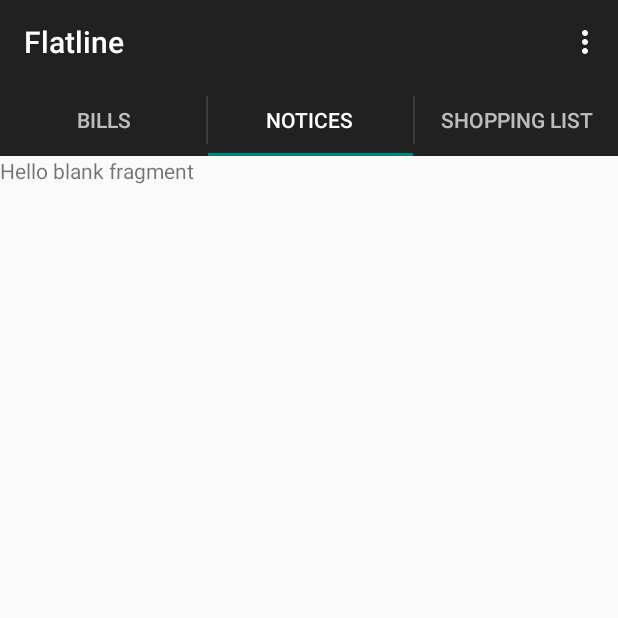
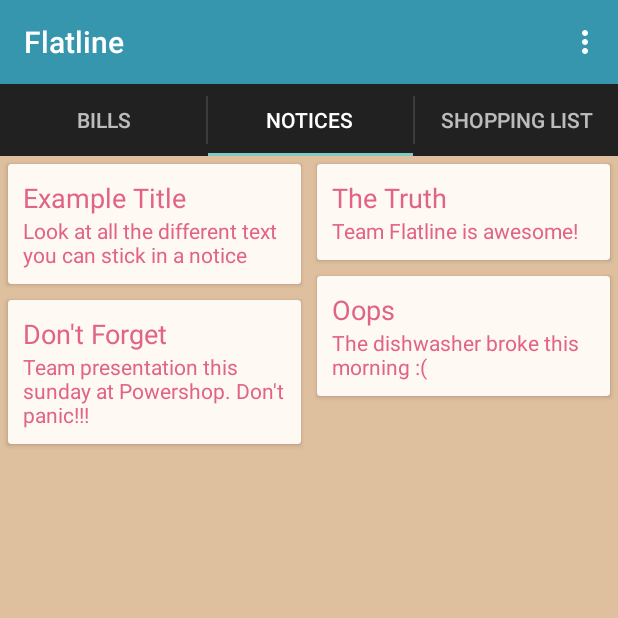
Before and after one commit to flatline-sot/flatline-android, an Android app: the screen it shows after launch (HomepageActivity), tab 2 chosen, on a phone screen of 412 x 824 dp, the top half of it. Run offline under Robolectric (Android 15) with nearby library versions, the phone set to English and light mode, and no system bars.

Commit message:
Code cleaner, layout changes for homepage

```diff
--- a/Flatline/app/src/main/java/nz/flatline/flatline/BillsFragment.java
+++ b/Flatline/app/src/main/java/nz/flatline/flatline/BillsFragment.java
@@ -1,8 +1,6 @@
 package nz.flatline.flatline;
 
-import android.app.Activity;
 import android.graphics.drawable.Drawable;
-import android.net.Uri;
 import android.os.Bundle;
 import android.support.v4.app.Fragment;
 import android.support.v7.widget.LinearLayoutManager;
@@ -24,19 +22,17 @@ import java.util.List;
  * Use the {@link BillsFragment#newInstance} factory method to
  * create an instance of this fragment.
  */
-public class BillsFragment extends Fragment {
-
+public class BillsFragment extends HomepageFragment {
 
     private final List<Bill> MOCK_DATA = new ArrayList<Bill>(){{
-        add(new Bill("$24.39", "Powershop", "$97.58","7/08/15", new ArrayList<Drawable>()));
-        add(new Bill("$27.25", "Vodafone", "$109.00","15/08/15", new ArrayList<Drawable>()));
+        add(new Bill("$24.39", "Powershop", "$97.58 total due","7/08/15", new ArrayList<Drawable>()));
+        add(new Bill("$27.25", "Vodafone", "$109.00 total due","15/08/15", new ArrayList<Drawable>()));
     }};
+
     private RecyclerView mRecyclerView;
     private RecyclerView.Adapter mAdapter;
     private RecyclerView.LayoutManager mLayoutManager;
 
-
-    private OnFragmentInteractionListener mListener;
 
     /**
      * Use this factory method to create a new instance of
@@ -44,8 +40,8 @@ public class BillsFragment extends Fragment {
      *
      * @return A new instance of fragment BillsFragment.
      */
-    public static Fragment newInstance() {
-        BillsFragment fragment = new BillsFragment();
+    public static HomepageFragment newInstance() {
+        HomepageFragment fragment = new BillsFragment();
         Bundle args = new Bundle();
         fragment.setArguments(args);
         return fragment;
@@ -53,14 +49,6 @@ public class BillsFragment extends Fragment {
 
     public BillsFragment() {
         // Required empty public constructor
-    }
-
-    @Override
-    public void onCreate(Bundle savedInstanceState) {
-        super.onCreate(savedInstanceState);
-        if (getArguments() != null) {
-            //get arguments
-        }
     }
 
     @Override
@@ -85,45 +73,6 @@ public class BillsFragment extends Fragment {
         return v;
     }
 
-    // TODO: Rename method, update argument and hook method into UI event
-    public void onButtonPressed(Uri uri) {
-        if (mListener != null) {
-            mListener.onFragmentInteraction(uri);
-        }
-    }
-
-    @Override
-    public void onAttach(Activity activity) {
-        super.onAttach(activity);
-        try {
-            mListener = (OnFragmentInteractionListener) activity;
-        } catch (ClassCastException e) {
-            throw new ClassCastException(activity.toString()
-                    + " must implement OnFragmentInteractionListener");
-        }
-    }
-
-    @Override
-    public void onDetach() {
-        super.onDetach();
-        mListener = null;
-    }
-
-    /**
-     * This interface must be implemented by activities that contain this
-     * fragment to allow an interaction in this fragment to be communicated
-     * to the activity and potentially other fragments contained in that
-     * activity.
-     * <p/>
-     * See the Android Training lesson <a href=
-     * "http://developer.android.com/training/basics/fragments/communicating.html"
-     * >Communicating with Other Fragments</a> for more information.
-     */
-    public interface OnFragmentInteractionListener {
-        // TODO: Update argument type and name
-        public void onFragmentInteraction(Uri uri);
-    }
-
     public class Bill{
         protected String youOwe;
         protected String company;
@@ -143,11 +92,8 @@ public class BillsFragment extends Fragment {
     public class BillsAdapter extends RecyclerView.Adapter<BillsAdapter.BillViewHolder> {
         private List<Bill> billsList;
 
-        // Provide a reference to the views for each data item
-        // Complex data items may need more than one view per item, and
-        // you provide access to all the views for a data item in a view holder
         public class BillViewHolder extends RecyclerView.ViewHolder {
-            // each data item is just a string in this case
+
             protected TextView youOweTextView;
             protected TextView companyTextView;
             protected TextView totalDueTextView;
--- a/Flatline/app/src/main/java/nz/flatline/flatline/HomepageActivity.java
+++ b/Flatline/app/src/main/java/nz/flatline/flatline/HomepageActivity.java
@@ -1,5 +1,6 @@
 package nz.flatline.flatline;
 
+import android.graphics.drawable.ColorDrawable;
 import android.net.Uri;
 import android.os.Bundle;
 import android.support.v4.app.Fragment;
@@ -15,9 +16,7 @@ import android.view.MenuItem;
 import java.util.Locale;
 
 public class HomepageActivity extends AppCompatActivity implements ActionBar.TabListener,
-        BillsFragment.OnFragmentInteractionListener,
-        NoticesFragment.OnFragmentInteractionListener,
-        ShoppingListFragment.OnFragmentInteractionListener {
+        HomepageFragment.OnFragmentInteractionListener {
 
     /**
      * The {@link android.support.v4.view.PagerAdapter} that will provide
@@ -41,6 +40,9 @@ public class HomepageActivity extends AppCompatActivity implements ActionBar.Tab
 
         // Set up the action bar.
         final ActionBar actionBar = getSupportActionBar();
+        actionBar.setBackgroundDrawable(new ColorDrawable(getResources().getColor(R.color.flatline_blue)));
+        actionBar.setBackgroundDrawable(new ColorDrawable(getResources().getColor(R.color.flatline_blue)));
+
         actionBar.setNavigationMode(ActionBar.NAVIGATION_MODE_TABS);
 
         // Create the adapter that will return a fragment for each of the three
--- /dev/null
+++ b/Flatline/app/src/main/java/nz/flatline/flatline/HomepageFragment.java
@@ -0,0 +1,61 @@
+package nz.flatline.flatline;
+
+import android.app.Activity;
+import android.net.Uri;
+import android.os.Bundle;
+import android.support.v4.app.Fragment;
+
+/**
+ * Created by katehenderson on 1/08/15.
+ */
+public abstract class HomepageFragment extends Fragment {
+
+    private OnFragmentInteractionListener mListener;
+
+    @Override
+    public void onCreate(Bundle savedInstanceState) {
+        super.onCreate(savedInstanceState);
+        if (getArguments() != null) {
+            //get arguments
+        }
+    }
+
+    @Override
+    public void onAttach(Activity activity) {
+        super.onAttach(activity);
+        try {
+            mListener = (OnFragmentInteractionListener) activity;
+        } catch (ClassCastException e) {
+            throw new ClassCastException(activity.toString()
+                    + " must implement OnFragmentInteractionListener");
+        }
+    }
+
+    @Override
+    public void onDetach() {
+        super.onDetach();
+        mListener = null;
+    }
+
+    // TODO: Rename method, update argument and hook method into UI event
+    public void onButtonPressed(Uri uri) {
+        if (mListener != null) {
+            mListener.onFragmentInteraction(uri);
+        }
+    }
+
+    /**
+     * This interface must be implemented by activities that contain this
+     * fragment to allow an interaction in this fragment to be communicated
+     * to the activity and potentially other fragments contained in that
+     * activity.
+     * <p/>
+     * See the Android Training lesson <a href=
+     * "http://developer.android.com/training/basics/fragments/communicating.html"
+     * >Communicating with Other Fragments</a> for more information.
+     */
+    public interface OnFragmentInteractionListener {
+        // TODO: Update argument type and name
+        public void onFragmentInteraction(Uri uri);
+    }
+}
--- a/Flatline/app/src/main/java/nz/flatline/flatline/NoticesFragment.java
+++ b/Flatline/app/src/main/java/nz/flatline/flatline/NoticesFragment.java
@@ -1,12 +1,16 @@
 package nz.flatline.flatline;
 
-import android.app.Activity;
-import android.net.Uri;
 import android.os.Bundle;
 import android.support.v4.app.Fragment;
+import android.support.v7.widget.RecyclerView;
+import android.support.v7.widget.StaggeredGridLayoutManager;
 import android.view.LayoutInflater;
 import android.view.View;
 import android.view.ViewGroup;
+import android.widget.TextView;
+
+import java.util.ArrayList;
+import java.util.List;
 
 
 /**
@@ -17,82 +21,111 @@ import android.view.ViewGroup;
  * Use the {@link NoticesFragment#newInstance} factory method to
  * create an instance of this fragment.
  */
-public class NoticesFragment extends Fragment {
+public class NoticesFragment extends HomepageFragment {
 
-    private OnFragmentInteractionListener mListener;
+    private final List<Notice> MOCK_DATA = new ArrayList<Notice>(){{
+        add(new Notice("Example Title", "Look at all the different text you can stick in a notice"));
+        add(new Notice("The Truth", "Team Flatline is awesome!"));
+        add(new Notice("Oops", "The dishwasher broke this morning :("));
+        add(new Notice("Don't Forget", "Team presentation this sunday at Powershop. Don't panic!!!"));
+    }};
 
+    private RecyclerView mRecyclerView;
+    private RecyclerView.Adapter mAdapter;
+    private RecyclerView.LayoutManager mLayoutManager;
     /**
      * Use this factory method to create a new instance of
      * this fragment using the provided parameters.
      *
-     * @param param1 Parameter 1.
-     * @param param2 Parameter 2.
      * @return A new instance of fragment NoticesFragment.
      */
-    // TODO: Rename and change types and number of parameters
     public static Fragment newInstance() {
-        NoticesFragment fragment = new NoticesFragment();
+        HomepageFragment fragment = new NoticesFragment();
         Bundle args = new Bundle();
         fragment.setArguments(args);
         return fragment;
-    }
-
-    public NoticesFragment() {
-        // Required empty public constructor
-    }
-
-    @Override
-    public void onCreate(Bundle savedInstanceState) {
-        super.onCreate(savedInstanceState);
-        if (getArguments() != null) {
-
-        }
     }
 
     @Override
     public View onCreateView(LayoutInflater inflater, ViewGroup container,
                              Bundle savedInstanceState) {
         // Inflate the layout for this fragment
-        return inflater.inflate(R.layout.fragment_notices, container, false);
+        View v = inflater.inflate(R.layout.fragment_notices, container, false);
+
+        mRecyclerView = (RecyclerView) v.findViewById(R.id.notices_recycler_view);
+
+        // use this setting to improve performance if you know that changes
+        // in content do not change the layout size of the RecyclerView
+        mRecyclerView.setHasFixedSize(true);
+
+        // use a linear layout manager
+        mLayoutManager = new StaggeredGridLayoutManager(2,StaggeredGridLayoutManager.VERTICAL);
+        mRecyclerView.setLayoutManager(mLayoutManager);
+
+        // specify an adapter (see also next example)
+        mAdapter = new NoticesAdapter(MOCK_DATA);
+        mRecyclerView.setAdapter(mAdapter);
+        return v;
     }
 
-    // TODO: Rename method, update argument and hook method into UI event
-    public void onButtonPressed(Uri uri) {
-        if (mListener != null) {
-            mListener.onFragmentInteraction(uri);
+    public class Notice{
+        protected String title;
+        protected String noticeBody;
+
+        public Notice(String title, String noticeBody) {
+            this.title = title;
+            this.noticeBody = noticeBody;
+
         }
     }
 
-    @Override
-    public void onAttach(Activity activity) {
-        super.onAttach(activity);
-        try {
-            mListener = (OnFragmentInteractionListener) activity;
-        } catch (ClassCastException e) {
-            throw new ClassCastException(activity.toString()
-                    + " must implement OnFragmentInteractionListener");
+    public class NoticesAdapter extends RecyclerView.Adapter<NoticesAdapter.NoticeViewHolder> {
+        private List<Notice> noticeList;
+
+        public class NoticeViewHolder extends RecyclerView.ViewHolder {
+
+            protected TextView titleTextView;
+            protected TextView noticeBodyTextView;
+
+            public NoticeViewHolder(View v) {
+                super(v);
+                titleTextView =  (TextView) v.findViewById(R.id.title);
+                noticeBodyTextView = (TextView)  v.findViewById(R.id.notice_body);
+
+            }
+        }
+
+        public NoticesAdapter(List<Notice> notices) {
+            noticeList = notices;
+        }
+
+        // Create new views (invoked by the layout manager)
+        @Override
+        public NoticeViewHolder onCreateViewHolder(ViewGroup parent,
+                                                 int viewType) {
+            // create a new view
+            View NoticeCardView = LayoutInflater.from(parent.getContext())
+                    .inflate(R.layout.notice_card, parent, false);
+            // set the view's size, margins, paddings and layout parameters
+
+            return new NoticeViewHolder(NoticeCardView);
+        }
+
+        @Override
+        public void onBindViewHolder(NoticeViewHolder NoticeViewHolder, int position) {
+
+            Notice notice = noticeList.get(position);
+
+            NoticeViewHolder.titleTextView.setText(notice.title);
+            NoticeViewHolder.noticeBodyTextView.setText(notice.noticeBody);
+
+        }
+
+        // Return the size of your dataset (invoked by the layout manager)
+        @Override
+        public int getItemCount() {
+            return noticeList.size();
         }
     }
 
-    @Override
-    public void onDetach() {
-        super.onDetach();
-        mListener = null;
-    }
-
-    /**
-     * This interface must be implemented by activities that contain this
-     * fragment to allow an interaction in this fragment to be communicated
-     * to the activity and potentially other fragments contained in that
-     * activity.
-     * <p/>
-     * See the Android Training lesson <a href=
-     * "http://developer.android.com/training/basics/fragments/communicating.html"
-     * >Communicating with Other Fragments</a> for more information.
-     */
-    public interface OnFragmentInteractionListener {
-        // TODO: Update argument type and name
-        public void onFragmentInteraction(Uri uri);
-    }
-
 }
--- a/Flatline/app/src/main/java/nz/flatline/flatline/ShoppingListFragment.java
+++ b/Flatline/app/src/main/java/nz/flatline/flatline/ShoppingListFragment.java
@@ -1,7 +1,5 @@
 package nz.flatline.flatline;
 
-import android.app.Activity;
-import android.net.Uri;
 import android.os.Bundle;
 import android.support.v4.app.Fragment;
 import android.view.LayoutInflater;
@@ -17,7 +15,7 @@ import android.view.ViewGroup;
  * Use the {@link ShoppingListFragment#newInstance} factory method to
  * create an instance of this fragment.
  */
-public class ShoppingListFragment extends Fragment {
+public class ShoppingListFragment extends HomepageFragment {
 
     private OnFragmentInteractionListener mListener;
 
@@ -25,28 +23,13 @@ public class ShoppingListFragment extends Fragment {
      * Use this factory method to create a new instance of
      * this fragment using the provided parameters.
      *
-     * @param param1 Parameter 1.
-     * @param param2 Parameter 2.
      * @return A new instance of fragment ShoppingListFragment.
      */
-    // TODO: Rename and change types and number of parameters
-    public static Fragment newInstance() {
-        ShoppingListFragment fragment = new ShoppingListFragment();
+    public static HomepageFragment newInstance() {
+        HomepageFragment fragment = new ShoppingListFragment();
         Bundle args = new Bundle();
         fragment.setArguments(args);
         return fragment;
-    }
-
-    public ShoppingListFragment() {
-        // Required empty public constructor
-    }
-
-    @Override
-    public void onCreate(Bundle savedInstanceState) {
-        super.onCreate(savedInstanceState);
-        if (getArguments() != null) {
-
-        }
     }
 
     @Override
@@ -55,44 +38,4 @@ public class ShoppingListFragment extends Fragment {
         // Inflate the layout for this fragment
         return inflater.inflate(R.layout.fragment_shopping_list, container, false);
     }
-
-    // TODO: Rename method, update argument and hook method into UI event
-    public void onButtonPressed(Uri uri) {
-        if (mListener != null) {
-            mListener.onFragmentInteraction(uri);
-        }
-    }
-
-    @Override
-    public void onAttach(Activity activity) {
-        super.onAttach(activity);
-        try {
-            mListener = (OnFragmentInteractionListener) activity;
-        } catch (ClassCastException e) {
-            throw new ClassCastException(activity.toString()
-                    + " must implement OnFragmentInteractionListener");
-        }
-    }
-
-    @Override
-    public void onDetach() {
-        super.onDetach();
-        mListener = null;
-    }
-
-    /**
-     * This interface must be implemented by activities that contain this
-     * fragment to allow an interaction in this fragment to be communicated
-     * to the activity and potentially other fragments contained in that
-     * activity.
-     * <p/>
-     * See the Android Training lesson <a href=
-     * "http://developer.android.com/training/basics/fragments/communicating.html"
-     * >Communicating with Other Fragments</a> for more information.
-     */
-    public interface OnFragmentInteractionListener {
-        // TODO: Update argument type and name
-        public void onFragmentInteraction(Uri uri);
-    }
-
 }
--- a/Flatline/app/src/main/res/layout/activity_homepage.xml
+++ b/Flatline/app/src/main/res/layout/activity_homepage.xml
@@ -1,4 +1,7 @@
 <android.support.v4.view.ViewPager xmlns:android="http://schemas.android.com/apk/res/android"
-    xmlns:tools="http://schemas.android.com/tools" android:id="@+id/pager"
-    android:layout_width="match_parent" android:layout_height="match_parent"
-    tools:context=".HomepageActivity" />
+    xmlns:tools="http://schemas.android.com/tools"
+    xmlns:app="http://schemas.android.com/apk/res-auto"
+    android:id="@+id/pager"
+    android:layout_width="match_parent"
+    android:layout_height="match_parent"
+    tools:context=".HomepageActivity"/>
--- a/Flatline/app/src/main/res/layout/bill_card.xml
+++ b/Flatline/app/src/main/res/layout/bill_card.xml
@@ -5,14 +5,14 @@
     android:id="@+id/bill_card_view"
     android:layout_width="match_parent"
     android:layout_height="wrap_content"
-    card_view:cardCornerRadius="4dp"
+    card_view:cardCornerRadius="2dp"
     android:layout_margin="5dp">
 
     <LinearLayout
         android:layout_width="match_parent"
         android:layout_height="match_parent"
         android:orientation="horizontal"
-        android:padding="5dp"
+        android:padding="10dp"
         android:background="@color/flatline_off_white">
 
         <TextView
@@ -23,7 +23,7 @@
             android:textColor="@color/flatline_pink"
             android:layout_height="match_parent"
             android:gravity="center_vertical"
-            android:textSize="22sp"/>
+            android:textSize="26sp"/>
 
         <LinearLayout
             android:layout_width="0dp"
@@ -33,9 +33,8 @@
 
             <TextView
                 android:id="@+id/company"
-                android:layout_weight="1"
                 android:layout_width="match_parent"
-                android:layout_height="0dp"
+                android:layout_height="wrap_content"
                 android:text="Powershop"
                 android:textColor="@color/flatline_pink"
                 android:gravity="center_vertical"
@@ -43,9 +42,8 @@
 
             <TextView
                 android:id="@+id/total_due"
-                android:layout_weight="1"
                 android:layout_width="match_parent"
-                android:layout_height="0dp"
+                android:layout_height="wrap_content"
                 android:text="$100 due"
                 android:textColor="@color/flatline_pink"
                 android:gravity="center_vertical"
@@ -53,9 +51,8 @@
 
             <TextView
                 android:id="@+id/date_due"
-                android:layout_weight="1"
                 android:layout_width="match_parent"
-                android:layout_height="0dp"
+                android:layout_height="wrap_content"
                 android:text="21/8/15"
                 android:textColor="@color/flatline_pink"
                 android:gravity="center_vertical"
@@ -67,7 +64,8 @@
             android:layout_width="0dp"
             android:layout_weight="1"
             android:layout_height="match_parent"
-            android:orientation="horizontal">
+            android:orientation="horizontal"
+            android:gravity="right">
 
             <LinearLayout
                 android:layout_width="wrap_content"
--- a/Flatline/app/src/main/res/layout/fragment_notices.xml
+++ b/Flatline/app/src/main/res/layout/fragment_notices.xml
@@ -2,8 +2,11 @@
     xmlns:tools="http://schemas.android.com/tools" android:layout_width="match_parent"
     android:layout_height="match_parent" tools:context="nz.flatline.flatline.NoticesFragment">
 
-    <!-- TODO: Update blank fragment layout -->
-    <TextView android:layout_width="match_parent" android:layout_height="match_parent"
-        android:text="@string/hello_blank_fragment" />
+    <android.support.v7.widget.RecyclerView
+        android:id="@+id/notices_recycler_view"
+        android:scrollbars="vertical"
+        android:layout_width="match_parent"
+        android:layout_height="match_parent"
+        android:background="@color/flatline_pale_brown"/>
 
 </FrameLayout>
--- a/Flatline/app/src/main/res/layout/fragment_shopping_list.xml
+++ b/Flatline/app/src/main/res/layout/fragment_shopping_list.xml
@@ -2,8 +2,6 @@
     xmlns:tools="http://schemas.android.com/tools" android:layout_width="match_parent"
     android:layout_height="match_parent" tools:context="nz.flatline.flatline.ShoppingListFragment">
 
-    <!-- TODO: Update blank fragment layout -->
-    <TextView android:layout_width="match_parent" android:layout_height="match_parent"
-        android:text="@string/hello_blank_fragment" />
+
 
 </FrameLayout>
--- /dev/null
+++ b/Flatline/app/src/main/res/layout/notice_card.xml
@@ -0,0 +1,37 @@
+<?xml version="1.0" encoding="utf-8"?>
+<android.support.v7.widget.CardView
+    xmlns:card_view="http://schemas.android.com/apk/res-auto"
+    xmlns:android="http://schemas.android.com/apk/res/android"
+    android:id="@+id/bill_card_view"
+    android:layout_width="match_parent"
+    android:layout_height="wrap_content"
+    card_view:cardCornerRadius="2dp"
+    android:layout_margin="5dp">
+
+    <LinearLayout
+        android:layout_width="match_parent"
+        android:layout_height="match_parent"
+        android:orientation="vertical"
+        android:padding="10dp"
+        android:background="@color/flatline_off_white">
+
+        <TextView
+            android:id="@+id/title"
+            android:layout_width="match_parent"
+            android:layout_height="wrap_content"
+            android:text="Notice Title"
+            android:textColor="@color/flatline_pink"
+            android:gravity="center_vertical"
+            android:textSize="18sp"/>
+
+        <TextView
+            android:id="@+id/notice_body"
+            android:layout_width="match_parent"
+            android:layout_height="wrap_content"
+            android:text="The dishwasher broke again, called the plumber"
+            android:textColor="@color/flatline_pink"
+            android:textSize="14sp"/>
+
+    </LinearLayout>
+
+</android.support.v7.widget.CardView>
--- a/Flatline/app/src/main/res/values/styles.xml
+++ b/Flatline/app/src/main/res/values/styles.xml
@@ -1,10 +1,15 @@
 <resources>
 
     <!-- Base application theme. -->
-    <style name="AppTheme" parent="Theme.AppCompat.Light.DarkActionBar">
-        <!-- Customize your theme here. -->
+    <style name="AppTheme" parent="Theme.AppCompat">
+        <item name="android:actionBarTabBarStyle">@style/MyTabStyle</item>
     </style>
 
+    <style name="MyTabStyle" parent="Widget.AppCompat.ActionBar.TabBar">
+        <item name="android:background">@drawable/flatline_blue_d</item>
+    </style>
+
+    <drawable name="flatline_blue_d">#3696ad</drawable>
     <color name="flatline_pale_brown">#debf9e</color>
     <color name="flatline_blue">#3696ad</color>
     <color name="flatline_pink">#e16386</color>
@@ -12,4 +17,6 @@
     <color name="flatline_title">#c7d0d1</color>
     <color name="flatline_fade_title">#b3bbbc</color>
 
+
+
 </resources>
```
